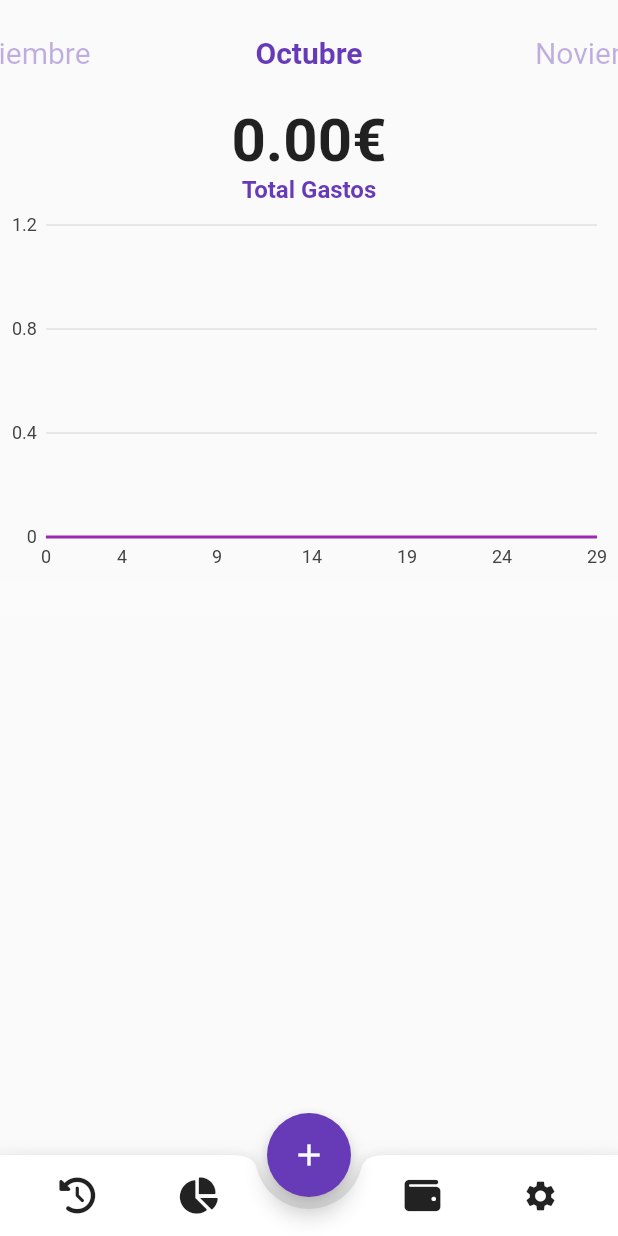
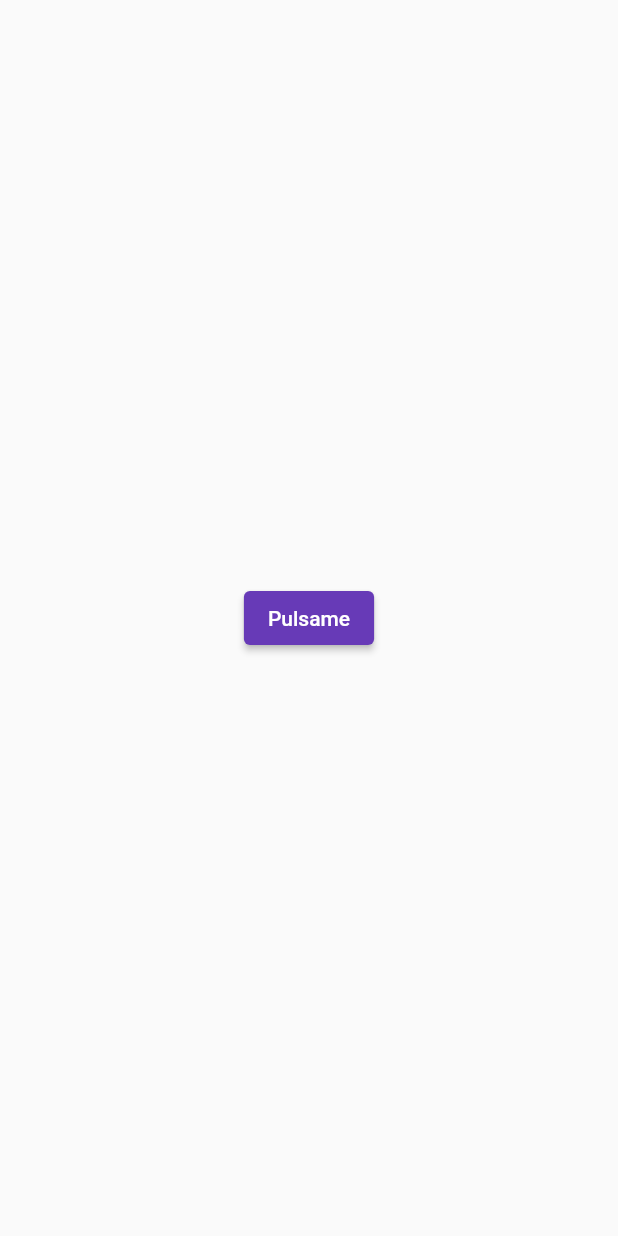
Before and after one commit to JoseAntonioGalan/gestion_app, a Flutter app: the screen it shows after launch, on a phone screen of 412 x 824 dp. Run offline on Flutter 3.47's test engine with Material 2 defaults, Android fonts, the phone set to English and light mode, and no system bars; our stand-ins replace charts_flutter, cloud_firestore, firebase_core, font_awesome_flutter; accounts and stored records are empty.

Commit message:
Estados y transicion entre login y home

```diff
--- /dev/null
+++ b/lib/estados/login_state.dart
@@ -0,0 +1,17 @@
+import 'package:flutter/material.dart';
+
+class LoginState with ChangeNotifier {
+  bool _loggedIn = false;
+
+  bool isLoggedIn() => _loggedIn;
+
+  void login() {
+    _loggedIn = true;
+    notifyListeners();
+  }
+
+  void logout() {
+    _loggedIn = false;
+    notifyListeners();
+  }
+}
--- a/lib/main.dart
+++ b/lib/main.dart
@@ -1,7 +1,10 @@
 import 'package:firebase_core/firebase_core.dart';
 import 'package:flutter/material.dart';
+import 'package:gestion_app/estados/login_state.dart';
 import 'package:gestion_app/firebase_options.dart';
 import 'package:gestion_app/screens/home_page.dart';
+import 'package:gestion_app/screens/login_page.dart';
+import 'package:provider/provider.dart';
 import 'firebase_options.dart';
 
 void main() async {
@@ -9,21 +12,32 @@ void main() async {
   await Firebase.initializeApp(
     options: DefaultFirebaseOptions.currentPlatform,
   );
-  runApp(const MyApp());
+  runApp(MyApp());
 }
 
 class MyApp extends StatelessWidget {
-  const MyApp({Key? key}) : super(key: key);
-
   @override
   Widget build(BuildContext context) {
-    return MaterialApp(
-      debugShowCheckedModeBanner: false,
-      title: 'Flutter Demo',
-      theme: ThemeData(
-        primarySwatch: Colors.deepPurple,
+    return ChangeNotifierProvider<LoginState>(
+      create: (BuildContext context) => LoginState(),
+      child: MaterialApp(
+        debugShowCheckedModeBanner: false,
+        title: 'Flutter Demo',
+        theme: ThemeData(
+          primarySwatch: Colors.deepPurple,
+        ),
+        routes: {
+          "/": (BuildContext context) {
+            var estado = context.watch<LoginState>();
+            if (estado.isLoggedIn()) {
+              return MyHomePage();
+            } else {
+              // ignore: prefer_const_constructors
+              return LoginPage();
+            }
+          },
+        },
       ),
-      home: MyHomePage(),
     );
   }
 }
--- /dev/null
+++ b/lib/screens/login_page.dart
@@ -0,0 +1,21 @@
+import 'package:flutter/material.dart';
+import 'package:gestion_app/estados/login_state.dart';
+import 'package:provider/provider.dart';
+
+class LoginPage extends StatelessWidget {
+  const LoginPage({Key? key}) : super(key: key);
+
+  @override
+  Widget build(BuildContext context) {
+    return Scaffold(
+      body: Center(
+          child: ElevatedButton(
+        child: Text("Pulsame"),
+        onPressed: () {
+          context.read<LoginState>().login();
+          print("pulsado");
+        },
+      )),
+    );
+  }
+}
--- a/lib/screens/month_widget.dart
+++ b/lib/screens/month_widget.dart
@@ -109,7 +109,7 @@ class _MonthWidgetState extends State<MonthWidget> {
         style: TextStyle(fontWeight: FontWeight.bold, fontSize: 20.0),
       ),
       subtitle: Text(
-        "$porcentaje% of gatos",
+        "$porcentaje% de tus gastos",
         style: TextStyle(fontSize: 16.0, color: Colors.grey),
       ),
       trailing: Container(
```
Also changed, not shown: pubspec.yaml (+2 -52 lines), lib/models/gastos.dart (deleted), pubspec.lock, 1 other file.
